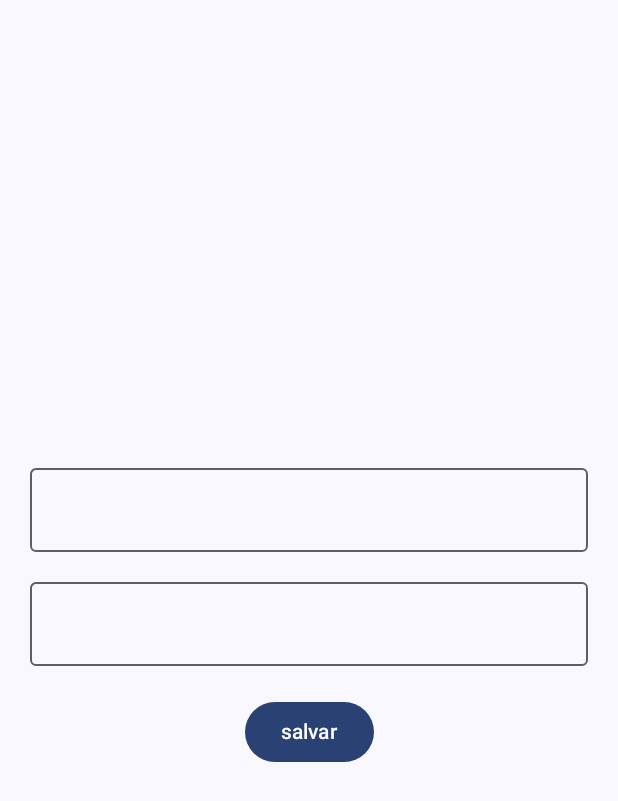
After one commit to Dev-matheusss/shekinah, an Android app built with Jetpack Compose: the composable PlaceOrderScreen shown on its own in the app's theme, on a phone screen of 412 x 824 dp. The commit adds this screen. Shown: the top 801 px of the screen. Run offline under Robolectric (Android 15) with nearby library versions, the phone set to English and light mode, and no system bars.

Commit message:
criando tela de place order

```diff
--- a/app/build.gradle.kts
+++ b/app/build.gradle.kts
@@ -45,6 +45,7 @@ dependencies {
     //implementações para firebase
     implementation(platform("com.google.firebase:firebase-bom:33.14.0"))
     implementation("com.google.firebase:firebase-auth")
+    implementation("com.google.firebase:firebase-firestore")
 
     //implementações do koin para DI
     implementation(libs.koin.android)
--- a/app/src/main/java/com/example/shekinah/data/ProviderListData.kt
+++ b/app/src/main/java/com/example/shekinah/data/ProviderListData.kt
@@ -3,7 +3,7 @@ package com.example.shekinah.data
 class ProviderListData {
     val listaDePosts = List(100) { index ->
         PessoaPost(
-            name = "Pessoa $index",
+            name = "matheus silva de souza $index",
             dataPost = "2025-03-${(index % 30 + 1).toString().padStart(2, '0')}"
         )
     }
--- a/app/src/main/java/com/example/shekinah/data/api/ApiService.kt
+++ b/app/src/main/java/com/example/shekinah/data/api/ApiService.kt
@@ -5,4 +5,5 @@ import com.example.shekinah.data.api.model.AuthDto
 interface ApiService {
     suspend fun register(email: String, password: String): AuthDto
     suspend fun singIn(email: String, password: String): AuthDto
+    suspend fun savePray(title: String, description: String)
 }
--- /dev/null
+++ b/app/src/main/java/com/example/shekinah/presentation/screen/placeorder/PlaceOrderScreen.kt
@@ -0,0 +1,59 @@
+package com.example.shekinah.presentation.screen.placeorder
+
+import androidx.compose.foundation.layout.Arrangement
+import androidx.compose.foundation.layout.Column
+import androidx.compose.foundation.layout.Spacer
+import androidx.compose.foundation.layout.fillMaxSize
+import androidx.compose.foundation.layout.fillMaxWidth
+import androidx.compose.foundation.layout.padding
+import androidx.compose.material3.Button
+import androidx.compose.material3.ModalDrawerSheet
+import androidx.compose.material3.OutlinedTextField
+import androidx.compose.material3.Text
+import androidx.compose.runtime.Composable
+import androidx.compose.ui.Alignment
+import androidx.compose.ui.Modifier
+import androidx.compose.ui.tooling.preview.Preview
+import androidx.compose.ui.unit.dp
+
+@Composable
+fun PlaceOrderScreen(){
+    Column (
+        modifier = Modifier
+            .fillMaxSize()
+            .padding(20.dp),
+        horizontalAlignment = Alignment.CenterHorizontally,
+        verticalArrangement = Arrangement.Center
+    ){
+        OutlinedTextField(
+            value = "",
+            onValueChange = {},
+            modifier = Modifier
+                .fillMaxWidth()
+
+        )
+        Spacer(modifier = Modifier.padding(10.dp))
+
+        OutlinedTextField(
+            value = "",
+            onValueChange = {},
+            modifier = Modifier
+                .fillMaxWidth()
+
+        )
+
+        Spacer(modifier = Modifier.padding(10.dp))
+
+        Button(
+            onClick = {}
+        ) {
+            Text(text = "salvar")
+        }
+    }
+
+}
+@Composable
+@Preview(showBackground = true)
+fun PlaceOrderPreview(){
+    PlaceOrderScreen()
+}
--- /dev/null
+++ b/app/src/main/java/com/example/shekinah/presentation/screen/placeorder/PlaceOrderViewModel.kt
@@ -0,0 +1,4 @@
+package com.example.shekinah.presentation.screen.placeorder
+
+class PlaceOrderViewModel {
+}
--- a/app/src/main/java/com/example/shekinah/presentation/screen/registerscreen/RegisterAcountScreen.kt
+++ b/app/src/main/java/com/example/shekinah/presentation/screen/registerscreen/RegisterAcountScreen.kt
@@ -30,7 +30,6 @@ import androidx.compose.ui.unit.dp
 import androidx.compose.ui.unit.sp
 import com.example.shekinah.R
 import com.example.shekinah.presentation.navigation.ListPrayRouts
-import com.example.shekinah.presentation.screen.registerscreen.CreateAcountScreen
 import com.example.shekinah.presentation.screen.registerscreen.viewmodel.RegisterState
 import com.example.shekinah.presentation.screen.registerscreen.viewmodel.RegisterViewModel
 import org.koin.androidx.compose.koinViewModel
```
Also changed, not shown: app/src/main/java/com/example/shekinah/data/api/ApiImpl.kt (+7 -0 lines), app/src/main/java/com/example/shekinah/presentation/screen/listprayscreen/ListPrayScreen.kt (+6 -11 lines), app/src/main/java/com/example/shekinah/presentation/screen/praydetailsscreen/PrayDetailsScreen.kt (+58 -0 lines).
